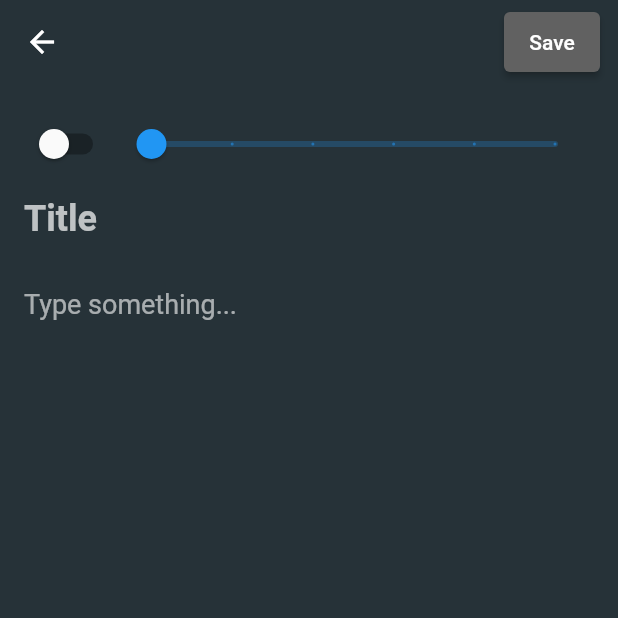
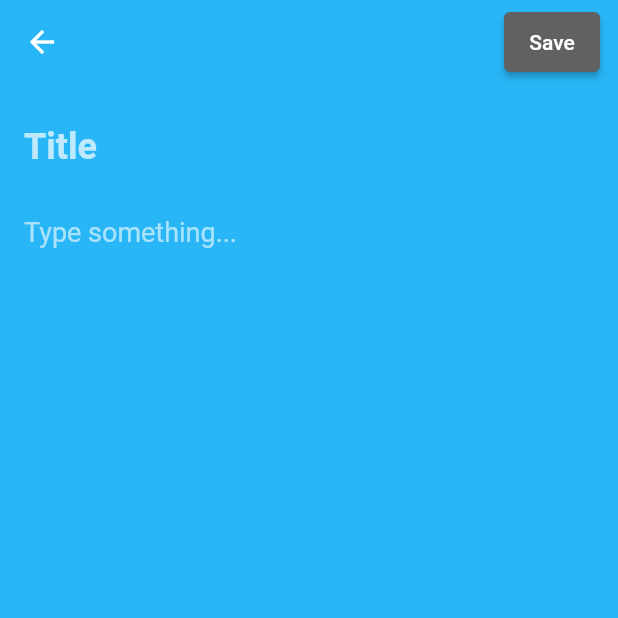
Before and after one commit to sanjibsinha/flutter_data_and_backend, a Flutter app: the screen it shows after launch, after a tap on the "add" icon, on a phone screen of 412 x 824 dp, the top half of it. Run offline on Flutter 3.47's test engine with Material 2 defaults, Android fonts, the phone set to English and light mode, and no system bars; our stand-ins replace sqflite; accounts and stored records are empty.

Commit message:
simply fabulous

```diff
--- /dev/null
+++ b/lib/db/blogs.dart
@@ -0,0 +1,102 @@
+import 'package:path/path.dart';
+import 'package:sqflite/sqflite.dart';
+import '../model/blog.dart';
+
+class BlogDatabase {
+  static final BlogDatabase instance = BlogDatabase._init();
+
+  static Database? _database;
+
+  BlogDatabase._init();
+
+  Future<Database> get database async {
+    if (_database != null) return _database!;
+
+    _database = await _initDB('blogs.db');
+    return _database!;
+  }
+
+  Future<Database> _initDB(String filePath) async {
+    final dbPath = await getDatabasesPath();
+    final path = join(dbPath, filePath);
+
+    return await openDatabase(path, version: 1, onCreate: _createDB);
+  }
+
+  Future _createDB(Database db, int version) async {
+    const idType = 'INTEGER PRIMARY KEY AUTOINCREMENT';
+    const textType = 'TEXT NOT NULL';
+    const boolType = 'BOOLEAN NOT NULL';
+    const integerType = 'INTEGER NOT NULL';
+
+    await db.execute('''
+CREATE TABLE $tableBlogs (
+  ${BlogFields.id} $idType,
+  ${BlogFields.title} $textType,
+  ${BlogFields.description} $textType,
+  ${BlogFields.time} $textType
+  )
+''');
+  }
+
+  Future<Blog> create(Blog blog) async {
+    final db = await instance.database;
+
+    final id = await db.insert(tableBlogs, blog.toJson());
+    return blog.copy(id: id);
+  }
+
+  Future<Blog> readNote(int id) async {
+    final db = await instance.database;
+
+    final maps = await db.query(
+      tableBlogs,
+      columns: BlogFields.values,
+      where: '${BlogFields.id} = ?',
+      whereArgs: [id],
+    );
+
+    if (maps.isNotEmpty) {
+      return Blog.fromJson(maps.first);
+    } else {
+      throw Exception('ID $id not found');
+    }
+  }
+
+  Future<List<Blog>> readAllNotes() async {
+    final db = await instance.database;
+
+    const orderBy = '${BlogFields.time} ASC';
+
+    final result = await db.query(tableBlogs, orderBy: orderBy);
+
+    return result.map((json) => Blog.fromJson(json)).toList();
+  }
+
+  Future<int> update(Blog blog) async {
+    final db = await instance.database;
+
+    return db.update(
+      tableBlogs,
+      blog.toJson(),
+      where: '${BlogFields.id} = ?',
+      whereArgs: [blog.id],
+    );
+  }
+
+  Future<int> delete(int id) async {
+    final db = await instance.database;
+
+    return await db.delete(
+      tableBlogs,
+      where: '${BlogFields.id} = ?',
+      whereArgs: [id],
+    );
+  }
+
+  Future close() async {
+    final db = await instance.database;
+
+    db.close();
+  }
+}
--- a/lib/db/notes_database.dart
+++ /dev/null
@@ -1,114 +0,0 @@
-import 'package:path/path.dart';
-import 'package:sqflite/sqflite.dart';
-import '/model/note.dart';
-
-class NotesDatabase {
-  static final NotesDatabase instance = NotesDatabase._init();
-
-  static Database? _database;
-
-  NotesDatabase._init();
-
-  Future<Database> get database async {
-    if (_database != null) return _database!;
-
-    _database = await _initDB('notes.db');
-    return _database!;
-  }
-
-  Future<Database> _initDB(String filePath) async {
-    final dbPath = await getDatabasesPath();
-    final path = join(dbPath, filePath);
-
-    return await openDatabase(path, version: 1, onCreate: _createDB);
-  }
-
-  Future _createDB(Database db, int version) async {
-    const idType = 'INTEGER PRIMARY KEY AUTOINCREMENT';
-    const textType = 'TEXT NOT NULL';
-    const boolType = 'BOOLEAN NOT NULL';
-    const integerType = 'INTEGER NOT NULL';
-
-    await db.execute('''
-CREATE TABLE $tableNotes (
-  ${NoteFields.id} $idType,
-  ${NoteFields.isImportant} $boolType,
-  ${NoteFields.number} $integerType,
-  ${NoteFields.title} $textType,
-  ${NoteFields.description} $textType,
-  ${NoteFields.time} $textType
-  )
-''');
-  }
-
-  Future<Note> create(Note note) async {
-    final db = await instance.database;
-
-    // final json = note.toJson();
-    // final columns =
-    //     '${NoteFields.title}, ${NoteFields.description}, ${NoteFields.time}';
-    // final values =
-    //     '${json[NoteFields.title]}, ${json[NoteFields.description]}, ${json[NoteFields.time]}';
-    // final id = await db
-    //     .rawInsert('INSERT INTO table_name ($columns) VALUES ($values)');
-
-    final id = await db.insert(tableNotes, note.toJson());
-    return note.copy(id: id);
-  }
-
-  Future<Note> readNote(int id) async {
-    final db = await instance.database;
-
-    final maps = await db.query(
-      tableNotes,
-      columns: NoteFields.values,
-      where: '${NoteFields.id} = ?',
-      whereArgs: [id],
-    );
-
-    if (maps.isNotEmpty) {
-      return Note.fromJson(maps.first);
-    } else {
-      throw Exception('ID $id not found');
-    }
-  }
-
-  Future<List<Note>> readAllNotes() async {
-    final db = await instance.database;
-
-    final orderBy = '${NoteFields.time} ASC';
-    // final result =
-    //     await db.rawQuery('SELECT * FROM $tableNotes ORDER BY $orderBy');
-
-    final result = await db.query(tableNotes, orderBy: orderBy);
-
-    return result.map((json) => Note.fromJson(json)).toList();
-  }
-
-  Future<int> update(Note note) async {
-    final db = await instance.database;
-
-    return db.update(
-      tableNotes,
-      note.toJson(),
-      where: '${NoteFields.id} = ?',
-      whereArgs: [note.id],
-    );
-  }
-
-  Future<int> delete(int id) async {
-    final db = await instance.database;
-
-    return await db.delete(
-      tableNotes,
-      where: '${NoteFields.id} = ?',
-      whereArgs: [id],
-    );
-  }
-
-  Future close() async {
-    final db = await instance.database;
-
-    db.close();
-  }
-}
--- a/lib/main.dart
+++ b/lib/main.dart
@@ -1,6 +1,6 @@
 import 'package:flutter/material.dart';
 import 'package:flutter/services.dart';
-import '/page/notes_page.dart';
+import 'page/all_pages.dart';
 
 Future main() async {
   WidgetsFlutterBinding.ensureInitialized();
@@ -23,13 +23,13 @@ class MyApp extends StatelessWidget {
         title: title,
         themeMode: ThemeMode.dark,
         theme: ThemeData(
-          primaryColor: Colors.black,
-          scaffoldBackgroundColor: Colors.blueGrey.shade900,
+          primaryColor: Colors.lime,
+          scaffoldBackgroundColor: Colors.lightBlue.shade400,
           appBarTheme: const AppBarTheme(
             backgroundColor: Colors.transparent,
             elevation: 0,
           ),
         ),
-        home: NotesPage(),
+        home: const AllPages(),
       );
 }
--- /dev/null
+++ b/lib/model/blog.dart
@@ -0,0 +1,54 @@
+const String tableBlogs = 'Blogs';
+
+class BlogFields {
+  static final List<String> values = [
+    /// Adding all fields
+    id, title, description, time
+  ];
+
+  static const String id = '_id';
+  static const String title = 'title';
+  static const String description = 'description';
+  static const String time = 'time';
+}
+
+class Blog {
+  final int? id;
+  final String title;
+  final String description;
+  final DateTime createdTime;
+
+  const Blog({
+    this.id,
+    required this.title,
+    required this.description,
+    required this.createdTime,
+  });
+
+  Blog copy({
+    int? id,
+    String? title,
+    String? description,
+    DateTime? createdTime,
+  }) =>
+      Blog(
+        id: id ?? this.id,
+        title: title ?? this.title,
+        description: description ?? this.description,
+        createdTime: createdTime ?? this.createdTime,
+      );
+
+  static Blog fromJson(Map<String, Object?> json) => Blog(
+        id: json[BlogFields.id] as int?,
+        title: json[BlogFields.title] as String,
+        description: json[BlogFields.description] as String,
+        createdTime: DateTime.parse(json[BlogFields.time] as String),
+      );
+
+  Map<String, Object?> toJson() => {
+        BlogFields.id: id,
+        BlogFields.title: title,
+        BlogFields.description: description,
+        BlogFields.time: createdTime.toIso8601String(),
+      };
+}
--- a/lib/model/note.dart
+++ /dev/null
@@ -1,68 +0,0 @@
-const String tableNotes = 'notes';
-
-class NoteFields {
-  static final List<String> values = [
-    /// Add all fields
-    id, isImportant, number, title, description, time
-  ];
-
-  static const String id = '_id';
-  static const String isImportant = 'isImportant';
-  static const String number = 'number';
-  static const String title = 'title';
-  static const String description = 'description';
-  static const String time = 'time';
-}
-
-class Note {
-  final int? id;
-  final bool isImportant;
-  final int number;
-  final String title;
-  final String description;
-  final DateTime createdTime;
-
-  const Note({
-    this.id,
-    required this.isImportant,
-    required this.number,
-    required this.title,
-    required this.description,
-    required this.createdTime,
-  });
-
-  Note copy({
-    int? id,
-    bool? isImportant,
-    int? number,
-    String? title,
-    String? description,
-    DateTime? createdTime,
-  }) =>
-      Note(
-        id: id ?? this.id,
-        isImportant: isImportant ?? this.isImportant,
-        number: number ?? this.number,
-        title: title ?? this.title,
-        description: description ?? this.description,
-        createdTime: createdTime ?? this.createdTime,
-      );
-
-  static Note fromJson(Map<String, Object?> json) => Note(
-        id: json[NoteFields.id] as int?,
-        isImportant: json[NoteFields.isImportant] == 1,
-        number: json[NoteFields.number] as int,
-        title: json[NoteFields.title] as String,
-        description: json[NoteFields.description] as String,
-        createdTime: DateTime.parse(json[NoteFields.time] as String),
-      );
-
-  Map<String, Object?> toJson() => {
-        NoteFields.id: id,
-        NoteFields.title: title,
-        NoteFields.isImportant: isImportant ? 1 : 0,
-        NoteFields.number: number,
-        NoteFields.description: description,
-        NoteFields.time: createdTime.toIso8601String(),
-      };
-}
--- a/lib/page/notes_page.dart
+++ b/lib/page/all_pages.dart
@@ -1,20 +1,20 @@
 import 'package:flutter/material.dart';
 import 'package:flutter_staggered_grid_view/flutter_staggered_grid_view.dart';
-import '/db/notes_database.dart';
-import '/model/note.dart';
-import '/page/edit_note_page.dart';
-import '/page/note_detail_page.dart';
-import '/widget/note_card_widget.dart';
+import '../db/blogs.dart';
+import '../model/blog.dart';
+import 'edit.dart';
+import 'detail.dart';
+import '../widget/blog_card.dart';
 
-class NotesPage extends StatefulWidget {
-  const NotesPage({Key? key}) : super(key: key);
+class AllPages extends StatefulWidget {
+  const AllPages({Key? key}) : super(key: key);
 
   @override
-  _NotesPageState createState() => _NotesPageState();
+  _AllPagesState createState() => _AllPagesState();
 }
 
-class _NotesPageState extends State<NotesPage> {
-  late List<Note> notes;
+class _AllPagesState extends State<AllPages> {
+  late List<Blog> blogs;
   bool isLoading = false;
 
   @override
@@ -26,7 +26,7 @@ class _NotesPageState extends State<NotesPage> {
 
   @override
   void dispose() {
-    NotesDatabase.instance.close();
+    BlogDatabase.instance.close();
 
     super.dispose();
   }
@@ -34,7 +34,7 @@ class _NotesPageState extends State<NotesPage> {
   Future refreshNotes() async {
     setState(() => isLoading = true);
 
-    notes = await NotesDatabase.instance.readAllNotes() as List<Note>;
+    blogs = await BlogDatabase.instance.readAllNotes() as List<Blog>;
 
     setState(() => isLoading = false);
   }
@@ -43,7 +43,7 @@ class _NotesPageState extends State<NotesPage> {
   Widget build(BuildContext context) => Scaffold(
         appBar: AppBar(
           title: const Text(
-            'Notes',
+            'Blogs',
             style: TextStyle(fontSize: 24),
           ),
           actions: const [Icon(Icons.search), SizedBox(width: 12)],
@@ -51,9 +51,9 @@ class _NotesPageState extends State<NotesPage> {
         body: Center(
           child: isLoading
               ? const CircularProgressIndicator()
-              : notes.isEmpty
+              : blogs.isEmpty
                   ? const Text(
-                      'No Notes',
+                      'No Blogs',
                       style: TextStyle(color: Colors.white, fontSize: 24),
                     )
                   : buildNotes(),
@@ -63,7 +63,7 @@ class _NotesPageState extends State<NotesPage> {
           child: const Icon(Icons.add),
           onPressed: () async {
             await Navigator.of(context).push(
-              MaterialPageRoute(builder: (context) => const AddEditNotePage()),
+              MaterialPageRoute(builder: (context) => const EditPage()),
             );
 
             refreshNotes();
@@ -73,23 +73,23 @@ class _NotesPageState extends State<NotesPage> {
 
   Widget buildNotes() => StaggeredGridView.countBuilder(
         padding: const EdgeInsets.all(8),
-        itemCount: notes.length,
+        itemCount: blogs.length,
         staggeredTileBuilder: (index) => const StaggeredTile.fit(2),
         crossAxisCount: 4,
         mainAxisSpacing: 4,
         crossAxisSpacing: 4,
         itemBuilder: (context, index) {
-          final note = notes[index];
+          final note = blogs[index];
 
           return GestureDetector(
             onTap: () async {
               await Navigator.of(context).push(MaterialPageRoute(
-                builder: (context) => NoteDetailPage(noteId: note.id!),
+                builder: (context) => DetailPage(noteId: note.id!),
               ));
 
               refreshNotes();
             },
-            child: NoteCardWidget(note: note, index: index),
+            child: BlogCard(blog: note, index: index),
           );
         },
       );
--- a/lib/page/edit_note_page.dart
+++ b/lib/page/edit.dart
@@ -1,20 +1,20 @@
 import 'package:flutter/material.dart';
-import '/db/notes_database.dart';
-import '/model/note.dart';
-import '/widget/note_form_widget.dart';
+import '../db/blogs.dart';
+import '../model/blog.dart';
+import '../widget/blog_form.dart';
 
-class AddEditNotePage extends StatefulWidget {
-  final Note? note;
+class EditPage extends StatefulWidget {
+  final Blog? blog;
 
-  const AddEditNotePage({
+  const EditPage({
     Key? key,
-    this.note,
+    this.blog,
   }) : super(key: key);
   @override
-  _AddEditNotePageState createState() => _AddEditNotePageState();
+  _EditPageState createState() => _EditPageState();
 }
 
-class _AddEditNotePageState extends State<AddEditNotePage> {
+class _EditPageState extends State<EditPage> {
   final _formKey = GlobalKey<FormState>();
   late bool isImportant;
   late int number;
@@ -25,10 +25,8 @@ class _AddEditNotePageState extends State<AddEditNotePage> {
   void initState() {
     super.initState();
 
-    isImportant = widget.note?.isImportant ?? false;
-    number = widget.note?.number ?? 0;
-    title = widget.note?.title ?? '';
-    description = widget.note?.description ?? '';
+    title = widget.blog?.title ?? '';
+    description = widget.blog?.description ?? '';
   }
 
   @override
@@ -38,14 +36,9 @@ class _AddEditNotePageState extends State<AddEditNotePage> {
         ),
         body: Form(
           key: _formKey,
-          child: NoteFormWidget(
-            isImportant: isImportant,
-            number: number,
+          child: BlogForm(
             title: title,
             description: description,
-            onChangedImportant: (isImportant) =>
-                setState(() => this.isImportant = isImportant),
-            onChangedNumber: (number) => setState(() => this.number = number),
             onChangedTitle: (title) => setState(() => this.title = title),
             onChangedDescription: (description) =>
                 setState(() => this.description = description),
@@ -73,7 +66,7 @@ class _AddEditNotePageState extends State<AddEditNotePage> {
     final isValid = _formKey.currentState!.validate();
 
     if (isValid) {
-      final isUpdating = widget.note != null;
+      final isUpdating = widget.blog != null;
 
       if (isUpdating) {
         await updateNote();
@@ -86,25 +79,21 @@ class _AddEditNotePageState extends State<AddEditNotePage> {
   }
 
   Future updateNote() async {
-    final note = widget.note!.copy(
-      isImportant: isImportant,
-      number: number,
+    final blog = widget.blog!.copy(
       title: title,
       description: description,
     );
 
-    await NotesDatabase.instance.update(note);
+    await BlogDatabase.instance.update(blog);
   }
 
   Future addNote() async {
-    final note = Note(
+    final blog = Blog(
       title: title,
-      isImportant: true,
-      number: number,
       description: description,
       createdTime: DateTime.now(),
     );
 
-    await NotesDatabase.instance.create(note);
+    await BlogDatabase.instance.create(blog);
   }
 }
--- a/lib/widget/note_form_widget.dart
+++ b/lib/widget/blog_form.dart
@@ -1,23 +1,16 @@
 import 'package:flutter/material.dart';
 
-class NoteFormWidget extends StatelessWidget {
-  final bool? isImportant;
-  final int? number;
+class BlogForm extends StatelessWidget {
   final String? title;
   final String? description;
-  final ValueChanged<bool> onChangedImportant;
-  final ValueChanged<int> onChangedNumber;
+
   final ValueChanged<String> onChangedTitle;
   final ValueChanged<String> onChangedDescription;
 
-  const NoteFormWidget({
+  const BlogForm({
     Key? key,
-    this.isImportant = false,
-    this.number = 0,
     this.title = '',
     this.description = '',
-    required this.onChangedImportant,
-    required this.onChangedNumber,
     required this.onChangedTitle,
     required this.onChangedDescription,
   }) : super(key: key);
@@ -25,31 +18,14 @@ class NoteFormWidget extends StatelessWidget {
   @override
   Widget build(BuildContext context) => SingleChildScrollView(
         child: Padding(
-          padding: EdgeInsets.all(16),
+          padding: const EdgeInsets.all(16),
           child: Column(
             mainAxisSize: MainAxisSize.min,
             children: [
-              Row(
-                children: [
-                  Switch(
-                    value: isImportant ?? false,
-                    onChanged: onChangedImportant,
-                  ),
-                  Expanded(
-                    child: Slider(
-                      value: (number ?? 0).toDouble(),
-                      min: 0,
-                      max: 5,
-                      divisions: 5,
-                      onChanged: (number) => onChangedNumber(number.toInt()),
-                    ),
-                  )
-                ],
-              ),
               buildTitle(),
-              SizedBox(height: 8),
+              const SizedBox(height: 8),
               buildDescription(),
-              SizedBox(height: 16),
+              const SizedBox(height: 16),
             ],
           ),
         ),
@@ -58,12 +34,12 @@ class NoteFormWidget extends StatelessWidget {
   Widget buildTitle() => TextFormField(
         maxLines: 1,
         initialValue: title,
-        style: TextStyle(
+        style: const TextStyle(
           color: Colors.white70,
           fontWeight: FontWeight.bold,
           fontSize: 24,
         ),
-        decoration: InputDecoration(
+        decoration: const InputDecoration(
           border: InputBorder.none,
           hintText: 'Title',
           hintStyle: TextStyle(color: Colors.white70),
@@ -76,8 +52,8 @@ class NoteFormWidget extends StatelessWidget {
   Widget buildDescription() => TextFormField(
         maxLines: 5,
         initialValue: description,
-        style: TextStyle(color: Colors.white60, fontSize: 18),
-        decoration: InputDecoration(
+        style: const TextStyle(color: Colors.white60, fontSize: 18),
+        decoration: const InputDecoration(
           border: InputBorder.none,
           hintText: 'Type something...',
           hintStyle: TextStyle(color: Colors.white60),
```
Also changed, not shown: lib/page/detail.dart (renamed from lib/page/note_detail_page.dart, +14 -14 lines), lib/widget/blog_card.dart (renamed from lib/widget/note_card_widget.dart, +7 -7 lines).
